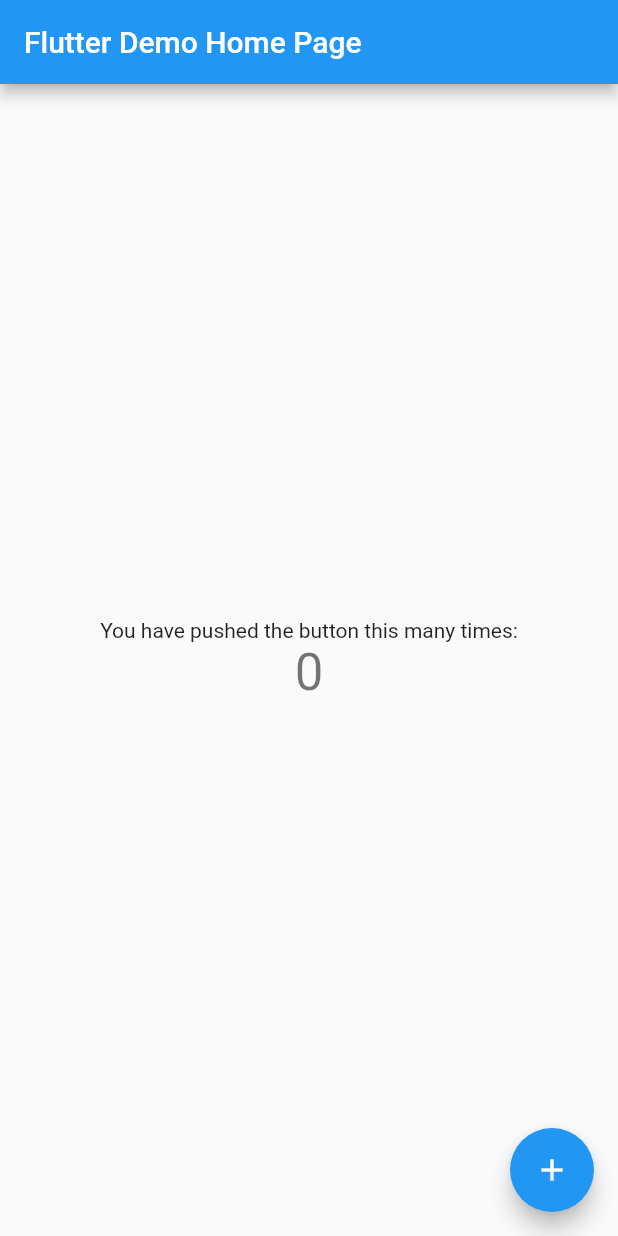
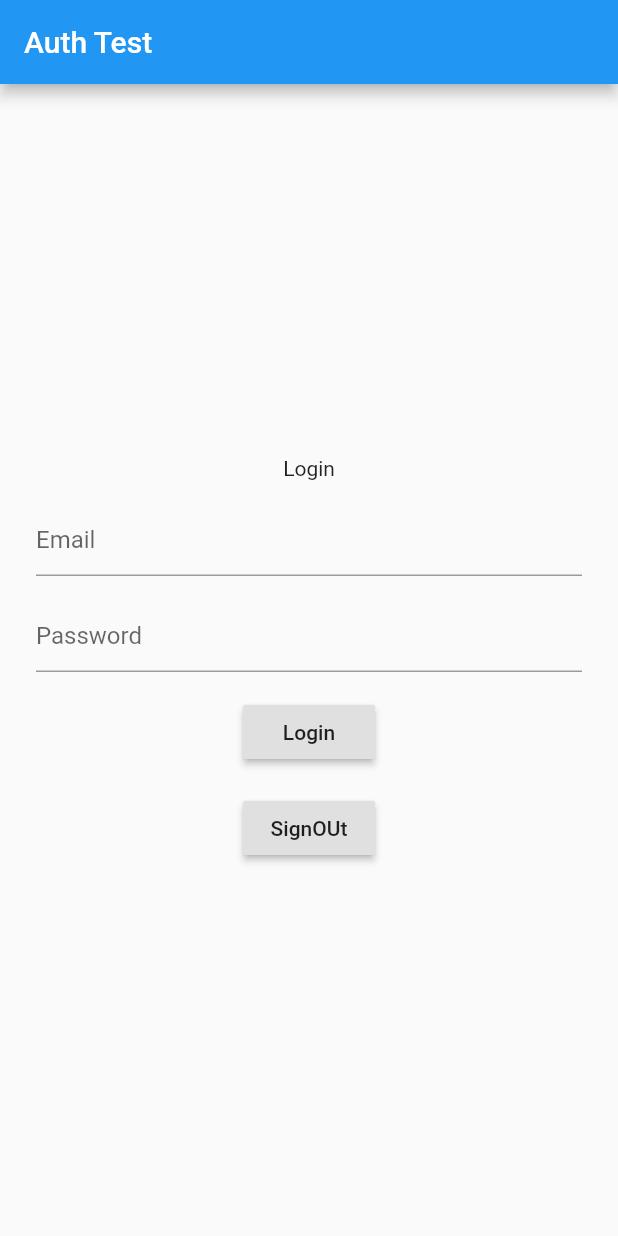
Before and after one commit to hyperionstudios/flutter_shop, a Flutter app: the screen it shows after launch, on a phone screen of 412 x 824 dp. Run offline on Flutter 3.47's test engine with Material 2 defaults, Android fonts, the phone set to English and light mode, and no system bars; our stand-ins replace firebase_auth; accounts and stored records are empty.

Commit message:
add firebase auth

```diff
--- /dev/null
+++ b/lib/authentication/firebase_auth.dart
@@ -0,0 +1,27 @@
+import 'package:firebase_auth/firebase_auth.dart';
+
+class FirebaseAuthentication {
+
+  FirebaseAuth _firebaseAuth = FirebaseAuth.instance;
+
+  signOut() async{
+    await _firebaseAuth.signOut();
+  }
+
+  Future<FirebaseUser> getCurrentUser() async{
+    FirebaseUser user = await _firebaseAuth.currentUser();
+    print(user);
+    return user;
+  }
+
+  Future<FirebaseUser> sigIn( String email , String password ) async{
+    AuthResult authResult = await _firebaseAuth.signInWithEmailAndPassword(email: email, password: password);
+    return authResult.user;
+  }
+
+  Future<FirebaseUser> register( String email , String password ) async{
+    AuthResult authResult = await _firebaseAuth.createUserWithEmailAndPassword(email: email, password: password);
+    return authResult.user;
+  }
+
+}
--- a/lib/main.dart
+++ b/lib/main.dart
@@ -1,70 +1,102 @@
 import 'package:flutter/material.dart';
 import 'authentication/authentication_controller.dart';
+import 'authentication/firebase_auth.dart';
 
+void main() {
+  runApp(FlutterShop());
+}
 
-void main() => runApp(MyApp());
-
-class MyApp extends StatelessWidget {
-  // This widget is the root of your application.
+class FlutterShop extends StatelessWidget {
   @override
   Widget build(BuildContext context) {
     return MaterialApp(
-      title: 'Flutter Demo',
-      theme: ThemeData(
-        primarySwatch: Colors.blue,
-      ),
-      home: MyHomePage(title: 'Flutter Demo Home Page'),
+      home: AuthTest(),
     );
   }
 }
 
-class MyHomePage extends StatefulWidget {
-  MyHomePage({Key key, this.title}) : super(key: key);
+class AuthTest extends StatefulWidget {
+  @override
+  _AuthTestState createState() => _AuthTestState();
+}
 
+class _AuthTestState extends State<AuthTest> {
+  TextEditingController _emailController = TextEditingController();
+  TextEditingController _passwordController = TextEditingController();
 
-  final String title;
+  FirebaseAuthentication firebaseAuthentication = FirebaseAuthentication();
 
   @override
-  _MyHomePageState createState() => _MyHomePageState();
-}
+  void initState() {
+    super.initState();
 
-class _MyHomePageState extends State<MyHomePage> {
-  int _counter = 0;
+    firebaseAuthentication.getCurrentUser();
+  }
 
-
-  void _incrementCounter() {
-    setState(() {
-      _counter++;
-    });
+  @override
+  void dispose() {
+    _emailController.dispose();
+    _passwordController.dispose();
+    super.dispose();
   }
 
   @override
   Widget build(BuildContext context) {
-
     return Scaffold(
       appBar: AppBar(
-        title: Text(widget.title),
+        title: Text('Auth Test'),
       ),
-      body: Center(
+      body: Container(
+        padding: EdgeInsets.only(left: 24, right: 24),
+        child: Center(
+          child: Column(
+            mainAxisAlignment: MainAxisAlignment.center,
+            children: <Widget>[
+              Text('Login'),
+              SizedBox(
+                height: 16,
+              ),
+              TextFormField(
+                controller: _emailController,
+                keyboardType: TextInputType.emailAddress,
+                decoration: InputDecoration(hintText: 'Email'),
+              ),
+              SizedBox(
+                height: 16,
+              ),
+              TextFormField(
+                controller: _passwordController,
+                obscureText: true,
+                decoration: InputDecoration(
+                  hintText: 'Password',
+                ),
+              ),
+              SizedBox(
+                height: 16,
+              ),
+              RaisedButton(
+                child: Text('Login'),
+                onPressed: () async {
+                  String email = _emailController.text;
+                  String password = _passwordController.text;
 
-        child: Column(
-          mainAxisAlignment: MainAxisAlignment.center,
-          children: <Widget>[
-            Text(
-              'You have pushed the button this many times:',
-            ),
-            Text(
-              '$_counter',
-              style: Theme.of(context).textTheme.display1,
-            ),
-          ],
+                  var user = await firebaseAuthentication.sigIn(email, password);
+                  print(user);
+                },
+              ),
+              SizedBox(
+                height: 16,
+              ),
+              RaisedButton(
+                child: Text('SignOUt'),
+                onPressed: () async {
+                  firebaseAuthentication.signOut();
+                },
+              ),
+            ],
+          ),
         ),
       ),
-      floatingActionButton: FloatingActionButton(
-        onPressed: _incrementCounter,
-        tooltip: 'Increment',
-        child: Icon(Icons.add),
-      ), // This trailing comma makes auto-formatting nicer for build methods.
     );
   }
 }
--- a/pubspec.yaml
+++ b/pubspec.yaml
@@ -23,6 +23,8 @@ dependencies:
   # The following adds the Cupertino Icons font to your application.
   # Use with the CupertinoIcons class for iOS style icons.
   cupertino_icons: ^0.1.2
+  firebase_auth: ^0.14.0+2
+  cloud_firestore: ^0.12.9
 
 dev_dependencies:
   flutter_test:
```
Also changed, not shown: pubspec.lock, 8 other files.
